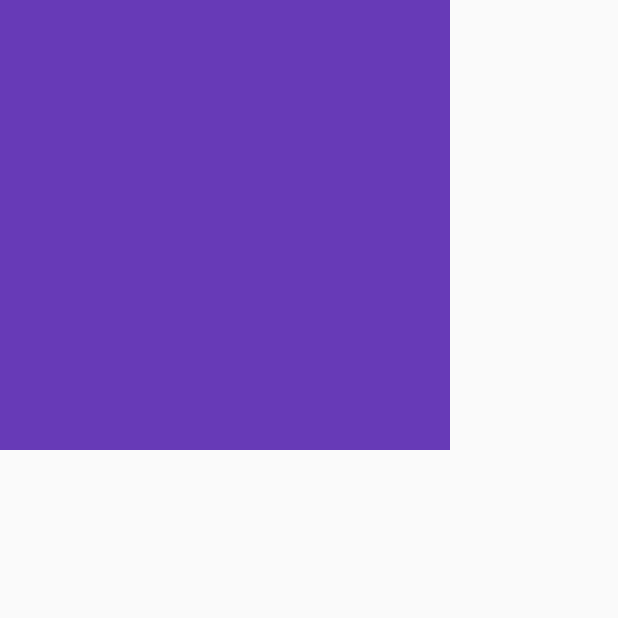
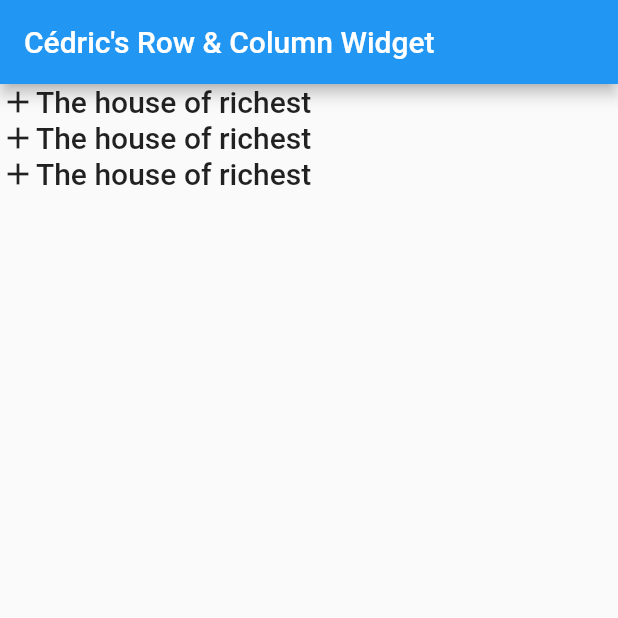
Before and after one commit to cedricbahirwe/flutter, a Flutter app: the screen it shows after launch, on a phone screen of 412 x 824 dp, the top half of it. Run offline on Flutter 3.47's test engine with Material 2 defaults, Android fonts, the phone set to English and light mode, and no system bars.

Commit message:
Wrap up row and column widget

```diff
--- a/flutter_learn/lib/main.dart
+++ b/flutter_learn/lib/main.dart
@@ -1,7 +1,44 @@
 import 'package:flutter/material.dart';
+import 'package:flutter/widgets.dart';
 
 void main() {
-  runApp(ContainerWidget());
+  runApp(RowColumnWidget());
+}
+
+
+class RowWidget extends StatelessWidget {
+  @override
+  Widget build(BuildContext context) {
+    return Row(
+    children: [
+    Icon(Icons.add),
+    Text("The house of richest", style: Theme.of(context).textTheme.headline6,),
+    ],
+    );
+  }
+}
+
+
+
+class RowColumnWidget extends StatelessWidget {
+  @override
+  Widget build(BuildContext context) {
+    return MaterialApp(
+        home: Scaffold(
+          appBar: AppBar(title: Text("Cédric\'s Row & Column Widget"),),
+          body: Column(
+            children: [
+              RowWidget(),
+              RowWidget(),
+              RowWidget(),
+
+            ],
+
+
+          ),
+        ),
+    );
+  }
 }
 
 class ContainerWidget extends StatelessWidget {
```
